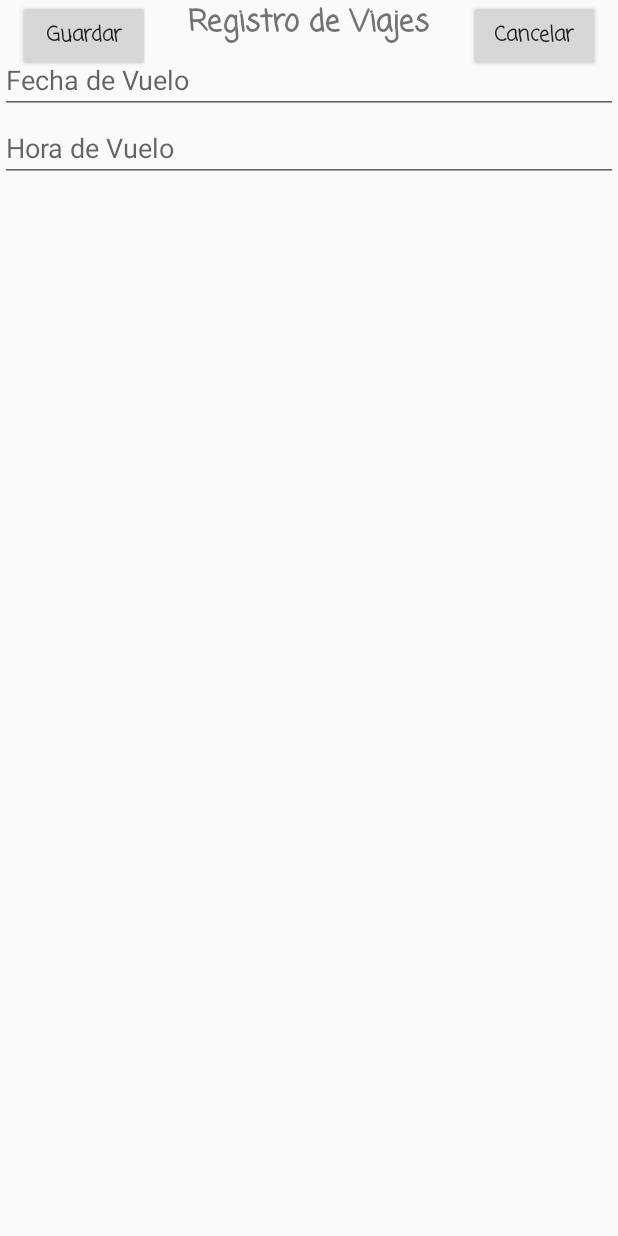
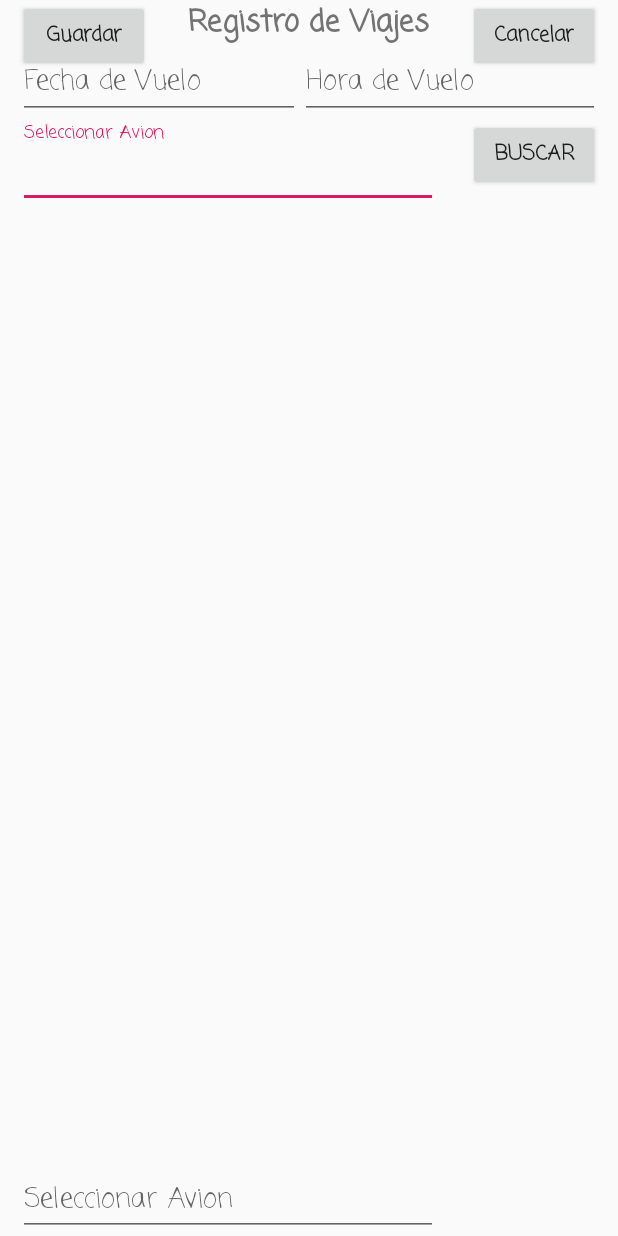
Before and after one commit to bortan01/Aerolinea, an Android app: the RegistroVueloActivity screen opened directly, with no data from a screen before it, on a phone screen of 412 x 824 dp. Run offline under Robolectric (Android 15) with nearby library versions, the light colour scheme and no system bars.

Commit message:
antes del scorll

```diff
--- a/app/src/main/java/e/miranda/aero/RegistroVueloActivity.java
+++ b/app/src/main/java/e/miranda/aero/RegistroVueloActivity.java
@@ -8,6 +8,7 @@ import android.view.View;
 import android.widget.DatePicker;
 import android.widget.EditText;
 import android.widget.TimePicker;
+import android.widget.Toast;
 
 import java.util.Calendar;
 
@@ -34,6 +35,8 @@ public class RegistroVueloActivity extends AppCompatActivity {
         hora.setOnClickListener(new View.OnClickListener() {
             @Override
             public void onClick(View v) {
+                Toast.makeText(getBaseContext(), "on click " ,Toast.LENGTH_SHORT).show();
+
                 showTimePickerDialog();
             }
         });
@@ -43,26 +46,24 @@ public class RegistroVueloActivity extends AppCompatActivity {
 
 
     private void showDatePickerDialog() {
-        /*DatePickerFragment newFragment = new DatePickerFragment();
-        newFragment.show(getSupportFragmentManager(), "datePicker");*/
-
         DatePickerFragment newFragment = DatePickerFragment.newInstance(new DatePickerDialog.OnDateSetListener() {
             @Override
             public void onDateSet(DatePicker datePicker, int year, int month, int day) {
                 // +1 because january is zero
                 final String selectedDate = day + "-" + (month+1) + "-" + year;
+                Toast.makeText(getBaseContext(), "on date" ,Toast.LENGTH_SHORT).show();
                 fecha.setText(selectedDate);
             }
         });
         newFragment.show(getSupportFragmentManager(), "datePicker");
     }
     private void showTimePickerDialog(){
+        Toast.makeText(getBaseContext(), "show picker" ,Toast.LENGTH_SHORT).show();
         TimePickerFragment newFragment = TimePickerFragment.newInstance(new TimePickerDialog.OnTimeSetListener() {
             @Override
             public void onTimeSet(TimePicker view, int hourOfDay, int minute) {
-                // +1 because january is zero
-               // final String selectedDate = day + "-" + (month+1) + "-" + year;
-                //fecha.setText(selectedDate);
+                final String selectTime = hourOfDay + " : " + minute;
+                hora.setText(selectTime);
             }
         });
         newFragment.show(getSupportFragmentManager(), "datePicker");
--- a/app/src/main/java/e/miranda/aero/TimePickerFragment.java
+++ b/app/src/main/java/e/miranda/aero/TimePickerFragment.java
@@ -19,6 +19,7 @@ public class TimePickerFragment extends DialogFragment {
 
     public static TimePickerFragment newInstance(TimePickerDialog.OnTimeSetListener listener) {
         TimePickerFragment fragment = new TimePickerFragment();
+        fragment.setListener(listener);
         return fragment;
     }
 
--- a/app/src/main/res/layout/activity_registro_vuelo.xml
+++ b/app/src/main/res/layout/activity_registro_vuelo.xml
@@ -6,6 +6,8 @@
     android:layout_width="match_parent"
     android:layout_height="match_parent"
     tools:context=".RegistroVueloActivity">
+
+
 
             <TextView
                 android:id="@+id/textView"
@@ -19,33 +21,63 @@
                 android:fontFamily="casual"
 
                 />
-
             <EditText
                 android:id="@+id/fecha"
-        android:layout_width="match_parent"
+                android:layout_width="188dp"
                 android:layout_height="wrap_content"
                 android:layout_below="@id/textView"
+                android:clickable="true"
+                android:ems="5"
+                android:focusable="false"
                 android:hint="@string/fecha_vuelo"
                 android:inputType="date"
-        android:focusable="false"
-        android:clickable="true"
+                android:layout_marginLeft="12sp"
+                android:fontFamily="casual"
                 android:maxLines="1" />
 
             <EditText
                 android:id="@+id/hora"
                 android:layout_width="match_parent"
                 android:layout_height="wrap_content"
-        android:layout_below="@id/fecha"
+                android:layout_toEndOf="@id/fecha"
+          android:layout_below="@id/textView"
+                android:clickable="true"
+                android:focusable="false"
                 android:hint="@string/hora_vuelo"
                 android:inputType="date"
-        android:focusable="false"
-        android:clickable="true"
-        android:maxLines="1" />
+                android:maxLines="1"
+                android:fontFamily="casual"
+                android:layout_marginRight="12sp"
+                />
 
+            <android.support.design.widget.TextInputLayout
+                android:layout_width="match_parent"
+                android:layout_height="wrap_content"
+                android:layout_alignParentStart="true"
+                android:layout_below="@id/hora"
+                android:layout_marginLeft="12sp"
+                android:layout_marginRight="120sp"
+                android:ems="12"
+                android:id="@+id/txtBuscar">
+                <android.support.design.widget.TextInputEditText
+                    android:layout_width="match_parent"
+                    android:layout_height="wrap_content"
+                    android:hint="@string/seleccionar_avion"
+                    android:fontFamily="casual"
 
+                    />
+            </android.support.design.widget.TextInputLayout>
 
-
-
+            <Button
+                android:layout_width="wrap_content"
+                android:layout_height="wrap_content"
+                android:text="@string/btnBuscar"
+                android:layout_below="@id/hora"
+                android:layout_alignParentEnd="true"
+                android:fontFamily="casual"
+                android:layout_marginRight="12sp"
+                android:textStyle="bold"
+                />
             <Button
                 android:id="@+id/boton4"
                 android:layout_marginLeft="12sp"
@@ -73,9 +105,33 @@
                 android:textStyle="bold"
                 android:fontFamily="casual"
                 />
+            <ListView
+                android:layout_width="match_parent"
+                android:layout_height="match_parent"
+                android:layout_below="@id/txtBuscar"
+                android:layout_marginRight="12sp"
+                android:layout_marginLeft="12sp"
+                android:layout_above="@id/txtSeleccionado"
+                >
 
+            </ListView>
+            <android.support.design.widget.TextInputLayout
+                android:layout_width="match_parent"
+                android:layout_height="wrap_content"
+                android:layout_alignParentStart="true"
+                android:layout_alignParentBottom="true"
+                android:layout_marginLeft="12sp"
+                android:layout_marginRight="120sp"
+                android:ems="12"
+                android:id="@+id/txtSeleccionado">
+                <android.support.design.widget.TextInputEditText
+                    android:layout_width="match_parent"
+                    android:layout_height="wrap_content"
+                    android:hint="@string/seleccionar_avion"
+                    android:fontFamily="casual"
 
-
+                    />
+            </android.support.design.widget.TextInputLayout>
 
 
 
--- a/app/src/main/res/values/strings.xml
+++ b/app/src/main/res/values/strings.xml
@@ -42,5 +42,7 @@
     <string name="registro_viajes">Registro de Viajes</string>
     <string name="fecha_vuelo">Fecha de Vuelo</string>
     <string name="hora_vuelo">Hora de Vuelo</string>
+    <string name="seleccionar_avion">Seleccionar Avion</string>
+    <string name="btnBuscar">Buscar</string>
 
 </resources>
```
Also changed, not shown: 1 other file. Lines whose indentation alone changed are shown as unchanged.
